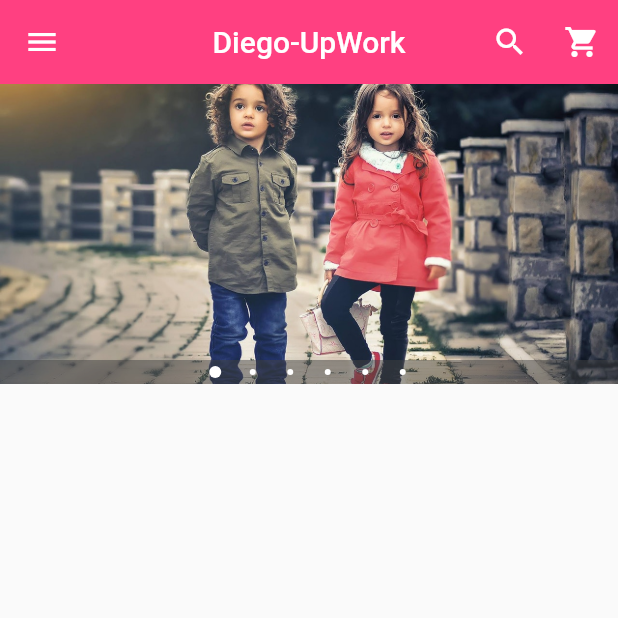
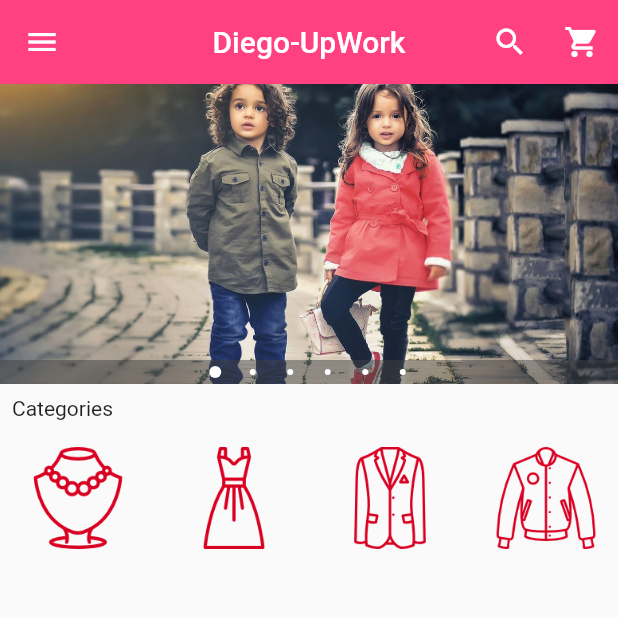
Before and after one commit to FODAYGREATTHINKER/Flutter_Ecommerce_App-1, a Flutter app: the screen it shows after launch, on a phone screen of 412 x 824 dp, the top half of it. Run offline on Flutter 3.47's test engine with Material 2 defaults, Android fonts, the phone set to English and light mode, and no system bars; drawn by our look-alikes of carousel_pro.

Commit message:
Categories horizontal list view, created

```diff
--- /dev/null
+++ b/lib/components/horizontal_categories_lv.dart
@@ -0,0 +1,74 @@
+import 'package:flutter/material.dart';
+
+class HorizontalCategoriesList extends StatelessWidget {
+  @override
+  Widget build(BuildContext context) {
+    return Container(
+      height: 80.0,
+      child: ListView(
+        scrollDirection: Axis.horizontal,
+        children: <Widget>[
+          Category(
+            image_location:'images/cats/accessories.png',
+            image_caption: 'Accessories',
+          ),
+          Category(
+            image_location:'images/cats/dress.png',
+            image_caption: 'Dress',
+          ),
+          Category(
+            image_location:'images/cats/formal.png',
+            image_caption: 'Formal',
+          ),
+          Category(
+            image_location:'images/cats/informal.png',
+            image_caption: 'Informal',
+          ),
+          Category(
+            image_location:'images/cats/jeans.png',
+            image_caption: 'Pants',
+          ),
+          Category(
+            image_location:'images/cats/shoe.png',
+            image_caption: 'Shoes',
+          ),
+          Category(
+            image_location:'images/cats/tshirt.png',
+            image_caption: 'Shirts',
+          ),
+        ],
+      ),
+    );
+  }
+}
+
+class Category extends StatelessWidget {
+  final String image_location;
+  final String image_caption;
+
+  Category({
+    this.image_location,
+    this.image_caption
+});
+
+  @override
+  Widget build(BuildContext context) {
+    return Padding(padding: const EdgeInsets.all(2.0),
+    child: InkWell(onTap: (){},
+    child: Container(
+      width: 100.0,
+    child: ListTile(
+      title: Image.asset(
+        image_location,
+        width: 100.0,
+        height: 80.0,
+      ),
+      subtitle: Container(
+          alignment: Alignment.topCenter,
+          child: Text (image_caption, style: new TextStyle(fontSize: 12.4),),
+      ),
+    ),
+    ),
+    ),);
+  }
+}
--- a/lib/main.dart
+++ b/lib/main.dart
@@ -1,5 +1,8 @@
 import 'package:flutter/material.dart';
 import 'package:carousel_pro/carousel_pro.dart';
+
+//Local imports
+import 'package:upwork_diego/components/horizontal_categories_lv.dart';
 
 void main(){
   runApp(
@@ -125,7 +128,16 @@ class _HomePageState extends State<HomePage> {
       ),
       body: new ListView(
         children: <Widget>[
-          imageCarousel
+          //image carousel begins here
+          imageCarousel,
+          //padding widget
+          new Padding(padding: const EdgeInsets.all(8.0),
+          child: new Text('Categories'),),
+
+          //Horizontal 'Categories' List View begins here
+          HorizontalCategoriesList(),
+
+
         ],
       ),
     );
```
Also changed, not shown: pubspec.yaml (+7 -0 lines), 1 other file.
